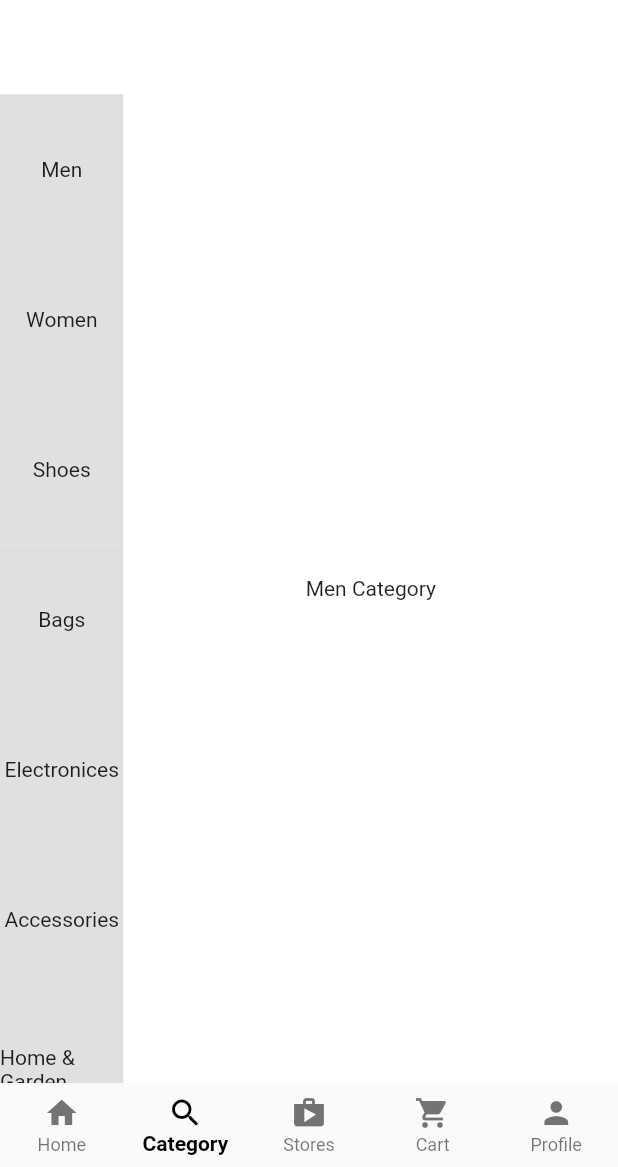
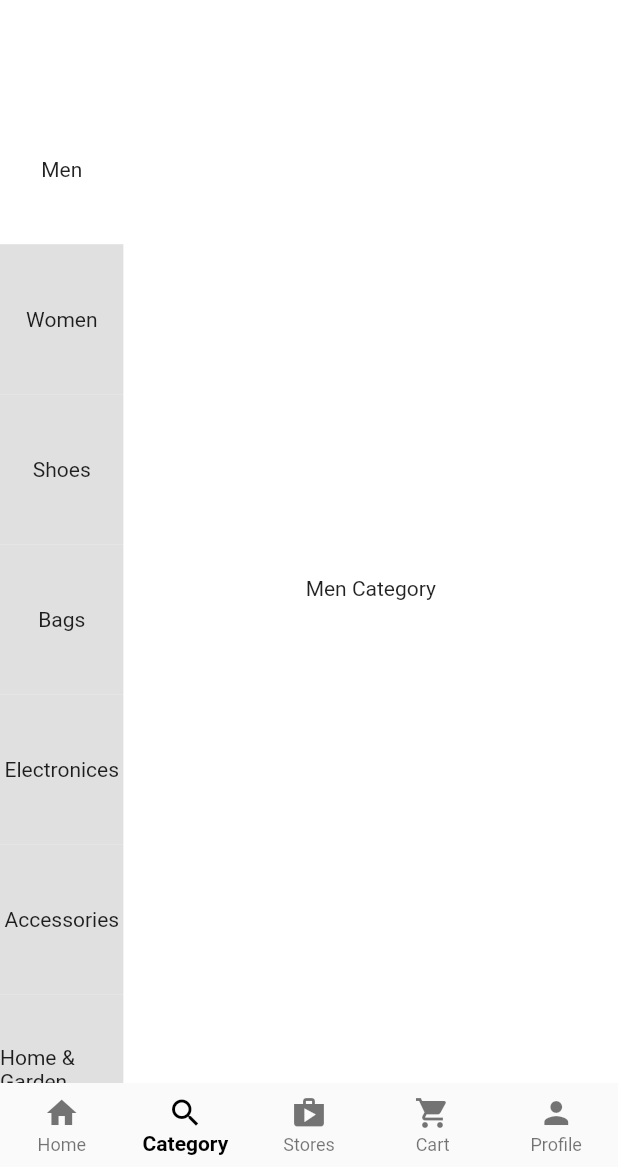
Before and after one commit to SaudMaashi/Flutter---Firebase---SQLite-Multi-store-App-Full---Deep-, a Flutter app: the screen it shows after launch, item 2 of the bottom bar chosen, on a phone screen of 412 x 824 dp, the part 69-1236 px from its top. Run offline on Flutter 3.47's test engine with Material 3 defaults, Android fonts, the phone set to English and light mode, and no system bars.

```diff
--- a/lib/main_screens/category_screen.dart
+++ b/lib/main_screens/category_screen.dart
@@ -22,6 +22,17 @@ class CategoryScreen extends StatefulWidget {
 
 class _CategoryScreenState extends State<CategoryScreen> {
   final _pageController = PageController();
+  @override
+  void initState() {
+    for (var item in items) {
+      item.isSelected = false;
+    }
+    setState(() {
+      items[0].isSelected = true;
+    });
+    super.initState();
+  }
+
   @override
   Widget build(BuildContext context) {
     var size = MediaQuery.of(context).size;
```
